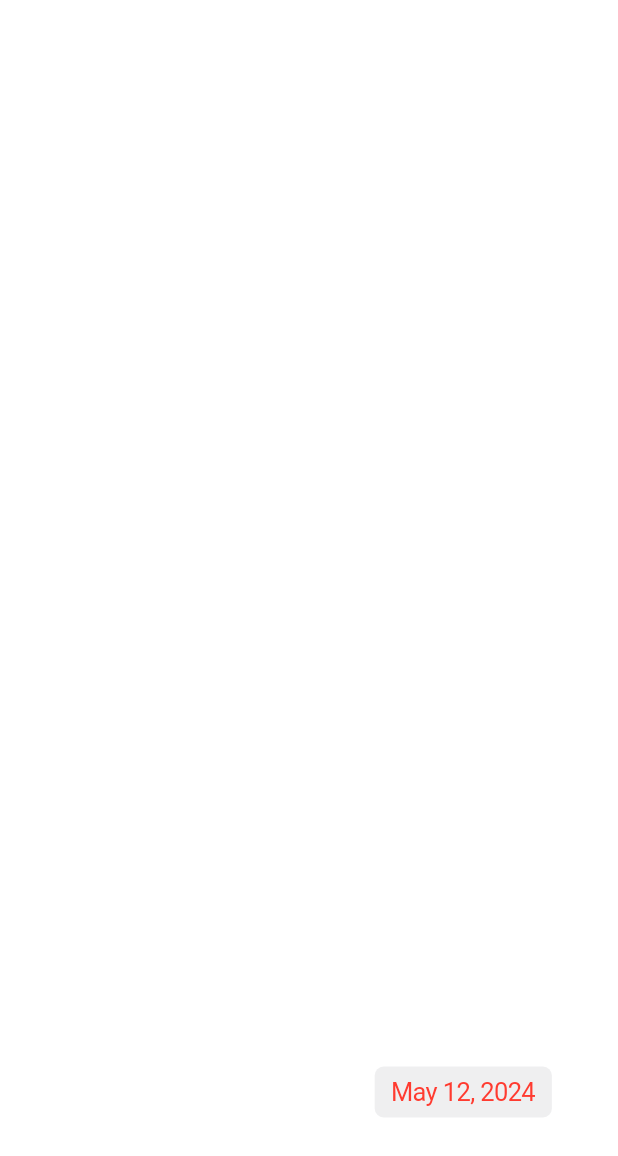
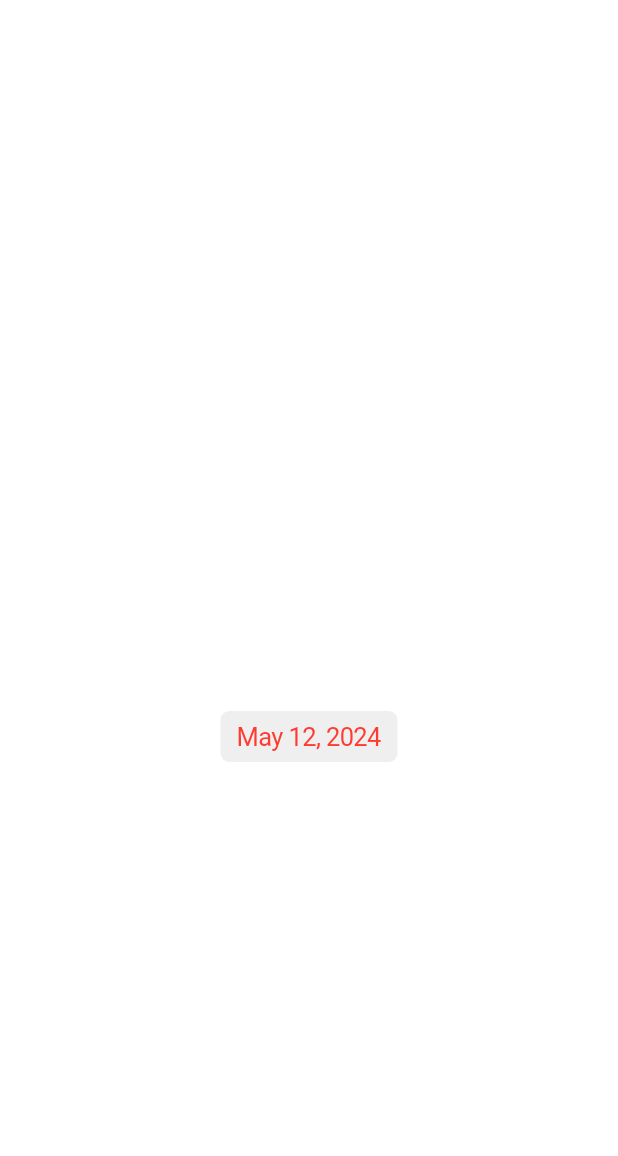
Before and after one commit to philip-soft/cupertino_calendar_picker, a Flutter app: the screen it shows after launch, on a phone screen of 412 x 824 dp. Shown: the top 1156 px of the screen. Run offline on Flutter 3.47's test engine with Material 3 defaults, Android fonts, the light colour scheme and no system bars.

Commit message:
example alignment fix

```diff
--- a/example/lib/main.dart
+++ b/example/lib/main.dart
@@ -49,7 +49,7 @@ class _ExampleAppState extends State<ExampleApp> {
       ],
       home: CupertinoPageScaffold(
         child: Align(
-          alignment: const Alignment(0.7, 0.8),
+          alignment: const Alignment(0.0, 0.2),
           child: Builder(
             builder: (context) {
               return GestureDetector(
```
